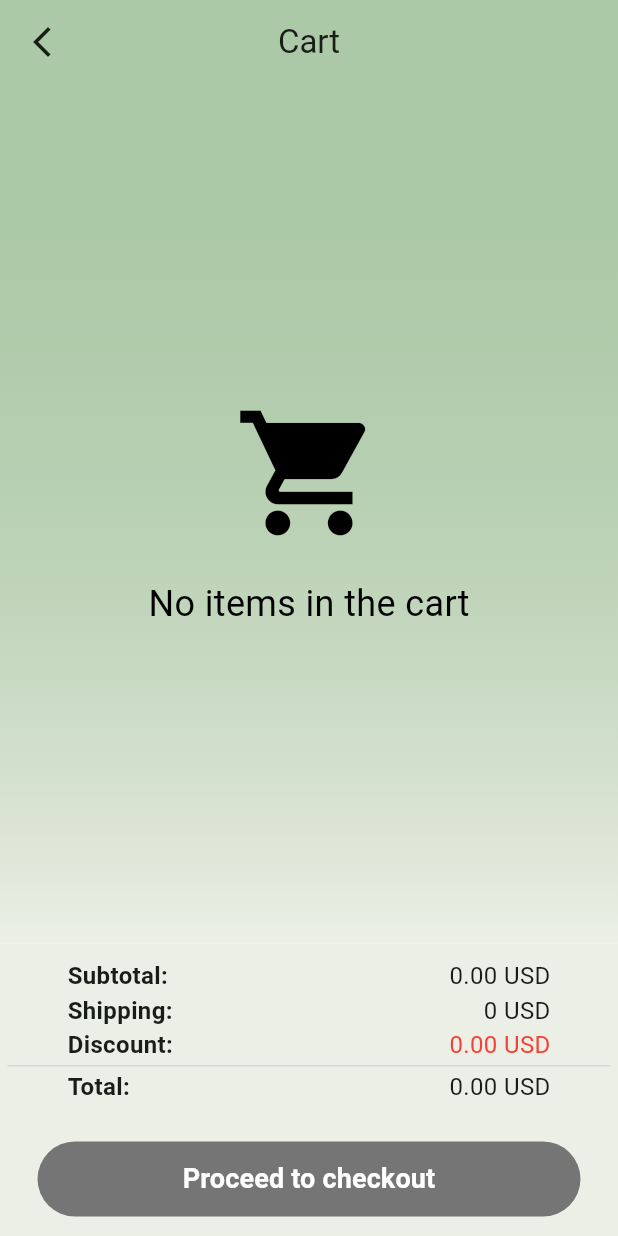
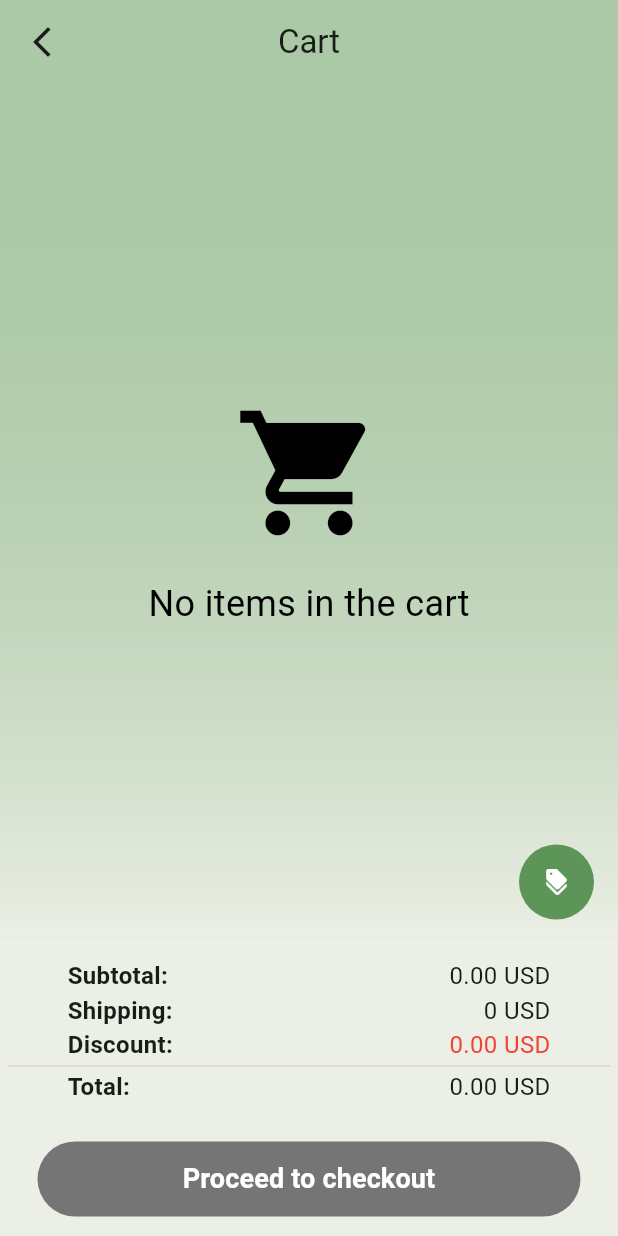
Before and after one commit to Dragoner91/go_dely, a Flutter app: the CartScreen screen opened by its route, on a phone screen of 412 x 824 dp. Run offline on Flutter 3.47's test engine with Material 3 defaults, Android fonts, the phone set to English and light mode, and no system bars; our stand-ins replace animate_do, badges, card_swiper, dio, firebase_core, firebase_messaging and 10 more; missing offline and left inert: flutter_advanced_segment, mobile_scanner, month_year_picker; accounts and stored records are empty; generated files the repository leaves out were written again.

Commit message:
feat: :sparkles: implement QR code scanning functionality in CartScreen;

```diff
--- a/lib/presentation/screens/cart/cart_screen.dart
+++ b/lib/presentation/screens/cart/cart_screen.dart
@@ -6,9 +6,63 @@ import 'package:go_dely/domain/cart/i_cart.dart';
 import 'package:go_dely/infraestructure/entities/cart/cart_items.dart';
 import 'package:go_dely/aplication/providers/cart/cart_items_provider.dart';
 import 'package:go_router/go_router.dart';
+import 'package:mobile_scanner/mobile_scanner.dart';
 
-class CartScreen extends StatelessWidget {
+class CartScreen extends ConsumerStatefulWidget {
   const CartScreen({super.key});
+
+  @override
+  ConsumerState<CartScreen> createState() => _CartScreenState();
+}
+
+class _CartScreenState extends ConsumerState<CartScreen> {
+
+  String couponCode = "";
+  final MobileScannerController controller = MobileScannerController();
+  bool isCameraOpen = false;
+
+  @override
+  void initState() {
+    super.initState();
+  }
+
+  Future<void> _scanQRCode() async {
+
+    controller.start();
+    bool isBarcodeDetected = false;
+
+    showDialog(
+      context: context,
+      builder: (context) => AlertDialog(
+        content: SizedBox(
+          width: 300,
+          height: 300,
+          child: MobileScanner(
+            controller: controller,
+            onDetect: (BarcodeCapture capture) async {
+              if (isBarcodeDetected) return;
+
+              final List<Barcode> barcodes = capture.barcodes;
+              final barcode = barcodes.first;
+
+              if (barcode.rawValue != null) {
+                setState(() {
+                  couponCode = barcode.rawValue!;
+                  print(couponCode);
+                  isBarcodeDetected = true;
+                });
+
+                await controller.stop();
+                if (mounted) {
+                  Navigator.of(context).pop();
+                }
+              }
+            },
+          ),
+        ),
+      ),
+    );
+  }
 
   @override
   Widget build(BuildContext context) {
@@ -29,6 +83,25 @@ class CartScreen extends StatelessWidget {
               context.pop();
             },
             icon: const Icon(Icons.arrow_back_ios_new),
+          ),
+        ),
+        floatingActionButton: CircleAvatar(
+          radius: 25, // Ajusta el tamaño del botón
+          backgroundColor: primaryColor,
+          child: Material(
+            color: Colors.transparent,
+            child: InkWell(
+              onTap: _scanQRCode,
+              borderRadius: BorderRadius.circular(20),
+              child: const Center(
+                child: Row(
+                  mainAxisAlignment: MainAxisAlignment.center,
+                  children: [
+                    Icon(Icons.discount, color: Colors.white, size: 18,),
+                  ],
+                ),
+              ),
+            ),
           ),
         ),
         bottomNavigationBar: Container(
--- a/pubspec.yaml
+++ b/pubspec.yaml
@@ -39,7 +39,6 @@ dependencies:
   flutter:
     sdk: flutter
   flutter_advanced_segment: ^3.0.2
-  flutter_bloc: ^8.1.6
   flutter_dotenv: ^5.2.1
   flutter_map: ^7.0.2
   flutter_riverpod: ^2.6.1
@@ -50,6 +49,7 @@ dependencies:
   isar: ^3.1.0+1
   isar_flutter_libs: ^3.1.0+1
   latlong2: ^0.9.1
+  mobile_scanner: ^6.0.2
   month_year_picker: ^0.4.0+1
   path_provider: ^2.1.5
   shared_preferences: ^2.3.3
```
Also changed, not shown: pubspec.lock, 1 other file.
